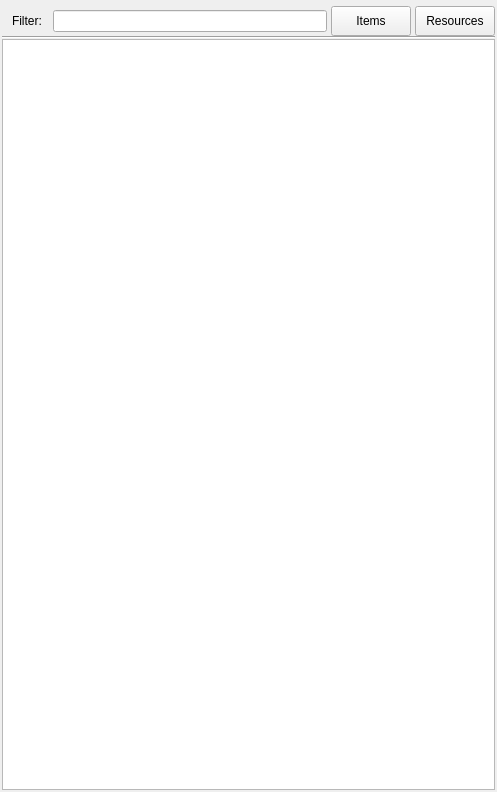
Qt form src/plugins/qmldesigner/components/itemlibrary/itemlibrary.ui (qt-creator/qt-creator) before a commit.
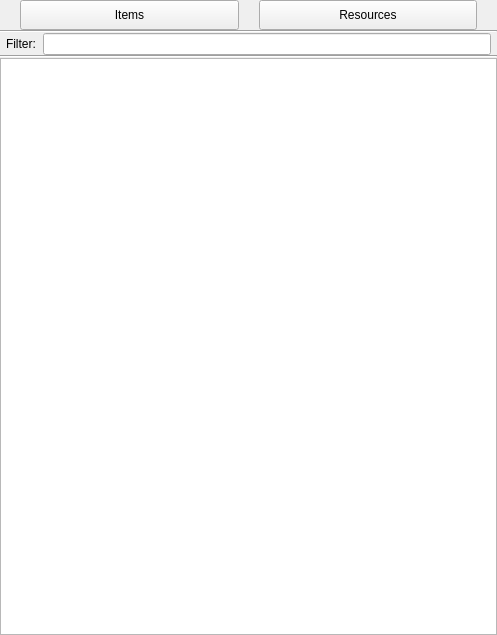
The same form after that commit. Custom widgets are drawn as their Qt base class.

Commit message:
QmlDesigner.ItemLibrary: integrated the new Qml-based item library
Task-number: BAUHAUS-204
Task-number: BAUHAUS-207
Task-number: BAUHAUS-339
Task-number: BAUHAUS-365
Task-number: BAUHAUS-374

What changed in the file:
```diff
--- a/src/plugins/qmldesigner/components/itemlibrary/itemlibrary.ui
+++ b/src/plugins/qmldesigner/components/itemlibrary/itemlibrary.ui
@@ -7,56 +7,39 @@
     <x>0</x>
     <y>0</y>
     <width>497</width>
-    <height>792</height>
+    <height>635</height>
    </rect>
   </property>
   <property name="windowTitle">
    <string>ItemLibrary</string>
   </property>
-  <layout class="QGridLayout" name="gridLayout">
-   <property name="leftMargin">
-    <number>2</number>
-   </property>
-   <property name="topMargin">
-    <number>6</number>
-   </property>
-   <property name="rightMargin">
-    <number>2</number>
-   </property>
-   <property name="bottomMargin">
-    <number>2</number>
-   </property>
-   <property name="horizontalSpacing">
-    <number>4</number>
-   </property>
-   <item row="0" column="0">
-    <spacer name="horizontalSpacer_2">
+  <layout class="QVBoxLayout" name="verticalLayout">
+   <item>
+    <layout class="QHBoxLayout" name="horizontalLayout_2">
+     <item>
+      <spacer name="horizontalSpacer">
      <property name="orientation">
       <enum>Qt::Horizontal</enum>
      </property>
      <property name="sizeType">
-      <enum>QSizePolicy::Fixed</enum>
+        <enum>QSizePolicy::Preferred</enum>
      </property>
      <property name="sizeHint" stdset="0">
       <size>
-       <width>6</width>
-       <height>27</height>
+         <width>20</width>
+         <height>6</height>
       </size>
      </property>
     </spacer>
    </item>
-   <item row="0" column="1">
-    <widget class="QLabel" name="label">
-     <property name="text">
-      <string>Filter:  </string>
-     </property>
-    </widget>
-   </item>
-   <item row="0" column="2">
-    <widget class="QLineEdit" name="lineEdit"/>
-   </item>
-   <item row="0" column="3">
+     <item>
     <widget class="QToolButton" name="buttonItems">
+       <property name="sizePolicy">
+        <sizepolicy hsizetype="Expanding" vsizetype="Fixed">
+         <horstretch>0</horstretch>
+         <verstretch>0</verstretch>
+        </sizepolicy>
+       </property>
      <property name="minimumSize">
       <size>
        <width>80</width>
@@ -71,8 +54,30 @@
      </property>
     </widget>
    </item>
-   <item row="0" column="4">
+     <item>
+      <spacer name="horizontalSpacer_4">
+       <property name="orientation">
+        <enum>Qt::Horizontal</enum>
+       </property>
+       <property name="sizeType">
+        <enum>QSizePolicy::Preferred</enum>
+       </property>
+       <property name="sizeHint" stdset="0">
+        <size>
+         <width>20</width>
+         <height>6</height>
+        </size>
+       </property>
+      </spacer>
+     </item>
+     <item>
     <widget class="QToolButton" name="buttonResources">
+       <property name="sizePolicy">
+        <sizepolicy hsizetype="Expanding" vsizetype="Fixed">
+         <horstretch>0</horstretch>
+         <verstretch>0</verstretch>
+        </sizepolicy>
+       </property>
      <property name="minimumSize">
       <size>
        <width>80</width>
@@ -93,14 +98,119 @@
      </property>
     </widget>
    </item>
-   <item row="1" column="0" colspan="5">
+     <item>
+      <spacer name="horizontalSpacer_5">
+       <property name="orientation">
+        <enum>Qt::Horizontal</enum>
+       </property>
+       <property name="sizeType">
+        <enum>QSizePolicy::Preferred</enum>
+       </property>
+       <property name="sizeHint" stdset="0">
+        <size>
+         <width>20</width>
+         <height>6</height>
+        </size>
+       </property>
+      </spacer>
+     </item>
+    </layout>
+   </item>
+   <item>
+    <widget class="Line" name="line_2">
+     <property name="orientation">
+      <enum>Qt::Horizontal</enum>
+     </property>
+    </widget>
+   </item>
+   <item>
+    <layout class="QHBoxLayout" name="horizontalLayout">
+     <item>
+      <spacer name="horizontalSpacer_2">
+       <property name="orientation">
+        <enum>Qt::Horizontal</enum>
+       </property>
+       <property name="sizeType">
+        <enum>QSizePolicy::Fixed</enum>
+       </property>
+       <property name="sizeHint" stdset="0">
+        <size>
+         <width>6</width>
+         <height>6</height>
+        </size>
+       </property>
+      </spacer>
+     </item>
+     <item>
+      <widget class="QLabel" name="label">
+       <property name="text">
+        <string>Filter:  </string>
+       </property>
+      </widget>
+     </item>
+     <item>
+      <widget class="QLineEdit" name="lineEdit"/>
+     </item>
+     <item>
+      <spacer name="horizontalSpacer_3">
+       <property name="orientation">
+        <enum>Qt::Horizontal</enum>
+       </property>
+       <property name="sizeType">
+        <enum>QSizePolicy::Fixed</enum>
+       </property>
+       <property name="sizeHint" stdset="0">
+        <size>
+         <width>6</width>
+         <height>6</height>
+        </size>
+       </property>
+      </spacer>
+     </item>
+    </layout>
+   </item>
+   <item>
     <widget class="Line" name="line">
      <property name="orientation">
       <enum>Qt::Horizontal</enum>
      </property>
     </widget>
    </item>
-   <item row="2" column="0" colspan="5">
+   <item>
+    <widget class="QStackedWidget" name="LibraryStackedWidget">
+     <property name="sizePolicy">
+      <sizepolicy hsizetype="Expanding" vsizetype="Expanding">
+       <horstretch>0</horstretch>
+       <verstretch>0</verstretch>
+      </sizepolicy>
+     </property>
+     <property name="currentIndex">
+      <number>1</number>
+     </property>
+     <widget class="QWidget" name="page_3">
+      <property name="sizePolicy">
+       <sizepolicy hsizetype="Expanding" vsizetype="Expanding">
+        <horstretch>0</horstretch>
+        <verstretch>0</verstretch>
+       </sizepolicy>
+      </property>
+      <layout class="QGridLayout" name="gridLayout_3">
+       <item row="0" column="0">
+        <layout class="QGridLayout" name="ItemLibraryGridLayout"/>
+       </item>
+      </layout>
+     </widget>
+     <widget class="QWidget" name="page_4">
+      <property name="sizePolicy">
+       <sizepolicy hsizetype="Expanding" vsizetype="Expanding">
+        <horstretch>0</horstretch>
+        <verstretch>0</verstretch>
+       </sizepolicy>
+      </property>
+      <layout class="QGridLayout" name="gridLayout_2">
+       <item row="0" column="0">
+        <layout class="QGridLayout" name="gridLayout_5">
+         <item row="0" column="0">
     <widget class="QmlDesigner::Internal::ItemLibraryTreeView" name="ItemLibraryTreeView">
      <property name="enabled">
       <bool>true</bool>
@@ -108,6 +218,12 @@
     </widget>
    </item>
   </layout>
+       </item>
+      </layout>
+     </widget>
+    </widget>
+   </item>
+  </layout>
  </widget>
  <layoutdefault spacing="0" margin="0"/>
  <customwidgets>
```
Left out of the diff: 2 changed lines with no effect on the pictures. Lines whose indentation alone changed are shown as unchanged. The commit also changes 15 other files.
